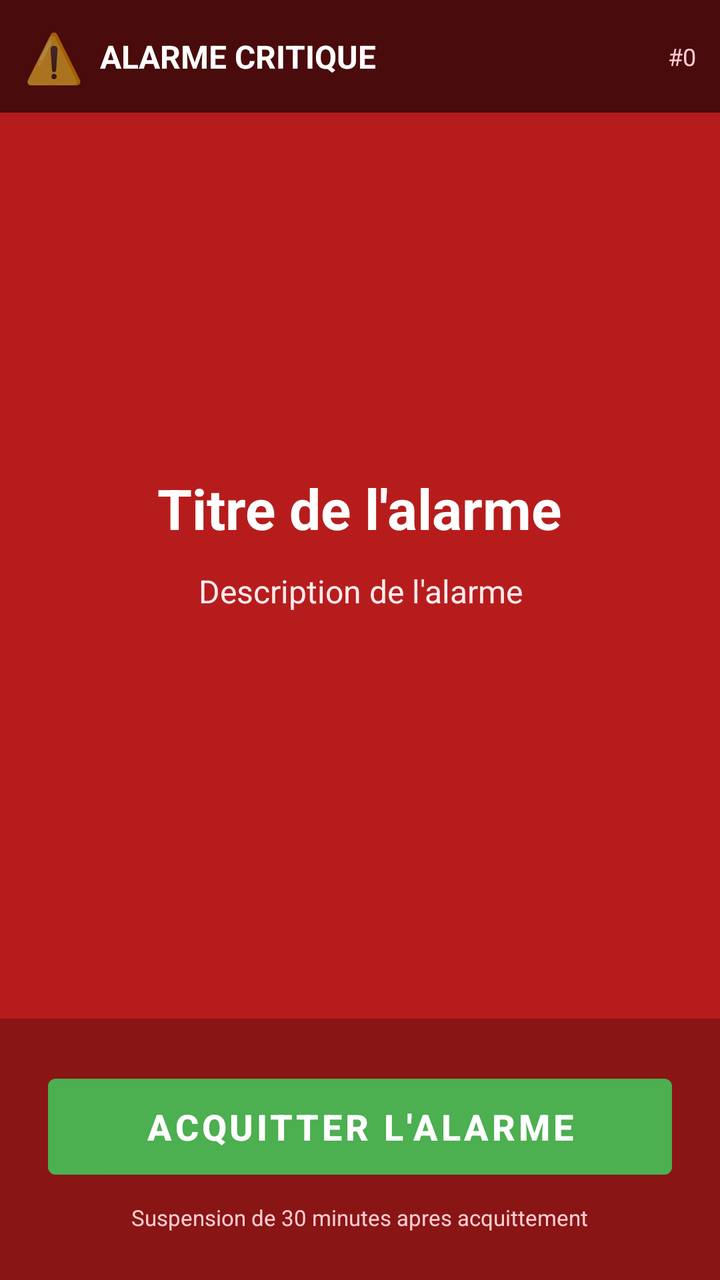
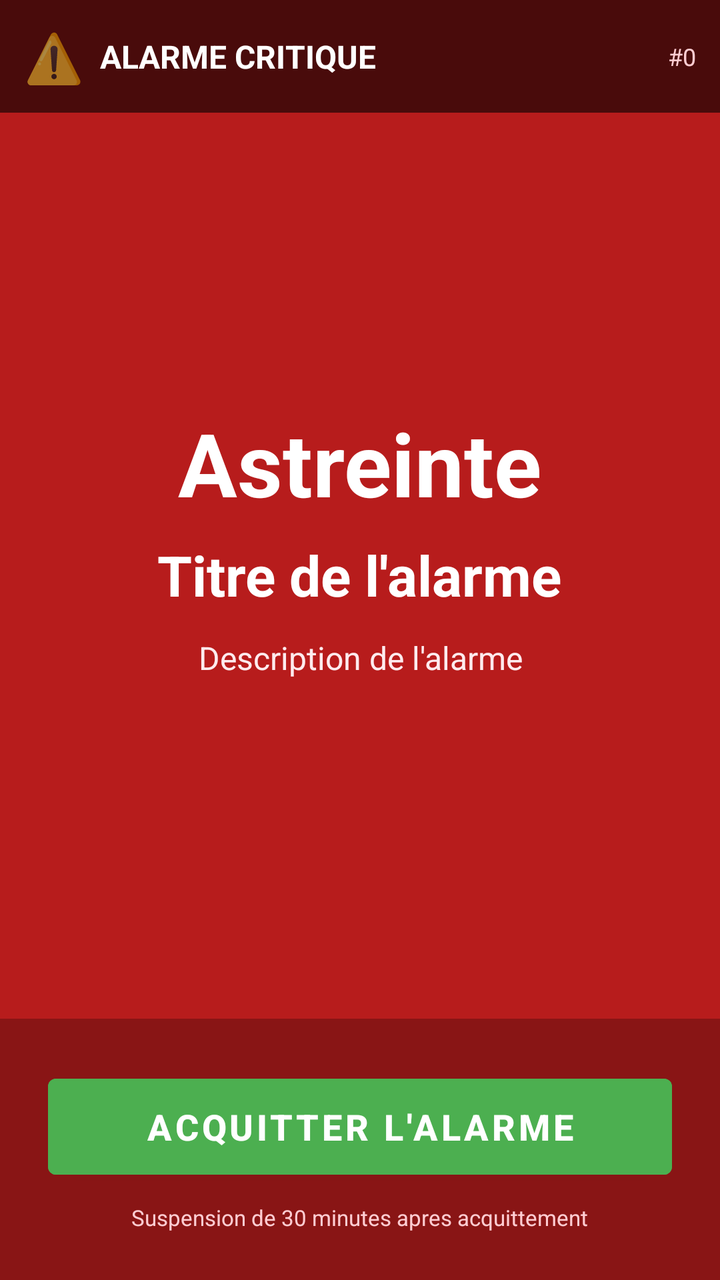

Screens rendered from an Android XML layout before and after an edit, with the pre-edit source and the edit as a unified diff.
<!-- AndroidManifest.xml: application theme Theme.AlarmeMurgat -->
<!-- res/layout/activity_alarm.xml -->
<?xml version="1.0" encoding="utf-8"?>
<FrameLayout xmlns:android="http://schemas.android.com/apk/res/android"
    android:id="@+id/alarmRoot"
    android:layout_width="match_parent"
    android:layout_height="match_parent"
    android:background="#B71C1C">

    <LinearLayout
        android:layout_width="match_parent"
        android:layout_height="match_parent"
        android:orientation="vertical"
        android:gravity="center_horizontal">

        
        <LinearLayout
            android:id="@+id/topBar"
            android:layout_width="match_parent"
            android:layout_height="wrap_content"
            android:orientation="horizontal"
            android:gravity="center_vertical"
            android:background="#99000000"
            android:padding="12dp">

            <TextView
                android:id="@+id/alarmIcon"
                android:layout_width="wrap_content"
                android:layout_height="wrap_content"
                android:text="&#x26A0;&#xFE0F;"
                android:textSize="24sp"
                android:layout_marginEnd="8dp" />

            <TextView
                android:layout_width="0dp"
                android:layout_height="wrap_content"
                android:layout_weight="1"
                android:text="ALARME CRITIQUE"
                android:textSize="16sp"
                android:textColor="#FFFFFF"
                android:textStyle="bold" />

            <TextView
                android:id="@+id/alarmId"
                android:layout_width="wrap_content"
                android:layout_height="wrap_content"
                android:text="#0"
                android:textSize="12sp"
                android:textColor="#FFCDD2" />
        </LinearLayout>

        
        <LinearLayout
            android:layout_width="match_parent"
            android:layout_height="0dp"
            android:layout_weight="1"
            android:orientation="vertical"
            android:gravity="center"
            android:padding="32dp">

            <TextView
                android:id="@+id/alarmTitle"
                android:layout_width="wrap_content"
                android:layout_height="wrap_content"
                android:text="Titre de l'alarme"
                android:textSize="28sp"
                android:textColor="#FFFFFF"
                android:textStyle="bold"
                android:textAlignment="center"
                android:layout_marginBottom="12dp" />

            <TextView
                android:id="@+id/alarmMessage"
                android:layout_width="wrap_content"
                android:layout_height="wrap_content"
                android:text="Description de l'alarme"
                android:textSize="16sp"
                android:textColor="#FFEBEE"
                android:textAlignment="center"
                android:layout_marginBottom="24dp" />

            
            <LinearLayout
                android:id="@+id/ackConfirmation"
                android:layout_width="wrap_content"
                android:layout_height="wrap_content"
                android:orientation="vertical"
                android:gravity="center"
                android:visibility="gone">

                <com.alarm.critical.view.ArcTimerView
                    android:id="@+id/ackArcTimer"
                    android:layout_width="120dp"
                    android:layout_height="120dp"
                    android:layout_marginBottom="16dp" />

                <TextView
                    android:id="@+id/ackStatusText"
                    android:layout_width="wrap_content"
                    android:layout_height="wrap_content"
                    android:text="Acquittee"
                    android:textSize="20sp"
                    android:textColor="#FFFFFF"
                    android:textStyle="bold"
                    android:layout_marginBottom="16dp" />

                <Button
                    android:id="@+id/backToDashboard"
                    android:layout_width="wrap_content"
                    android:layout_height="42dp"
                    android:text="Retour au dashboard"
                    android:backgroundTint="#FFFFFF"
                    android:textColor="#1a1a2e"
                    android:textSize="14sp"
                    android:textStyle="bold"
                    android:paddingStart="24dp"
                    android:paddingEnd="24dp" />
            </LinearLayout>
        </LinearLayout>

        
        <LinearLayout
            android:id="@+id/bottomSection"
            android:layout_width="match_parent"
            android:layout_height="wrap_content"
            android:orientation="vertical"
            android:gravity="center"
            android:padding="24dp"
            android:background="#40000000">

            <Button
                android:id="@+id/ackButton"
                android:layout_width="match_parent"
                android:layout_height="60dp"
                android:text="ACQUITTER L'ALARME"
                android:contentDescription="ACKNOWLEDGE_ALARM"
                android:backgroundTint="#4CAF50"
                android:textColor="#FFFFFF"
                android:textSize="18sp"
                android:textStyle="bold" />

            <TextView
                android:id="@+id/ackHint"
                android:layout_width="wrap_content"
                android:layout_height="wrap_content"
                android:text="Suspension de 30 minutes apres acquittement"
                android:textSize="11sp"
                android:textColor="#FFCDD2"
                android:layout_marginTop="8dp" />
        </LinearLayout>

    </LinearLayout>
</FrameLayout>
<!-- resources referenced by this layout -->
<resources>
  <style name="Theme.AlarmeMurgat" parent="Theme.MaterialComponents.DayNight.NoActionBar">
          <item name="colorPrimary">#D32F2F</item>
          <item name="colorPrimaryVariant">#B71C1C</item>
          <item name="colorOnPrimary">#FFFFFF</item>
          <item name="colorSecondary">#FF5722</item>
          <item name="colorOnSecondary">#FFFFFF</item>
          <item name="android:statusBarColor">#B71C1C</item>
      </style>
</resources>

<!-- the commit's change to res/layout/activity_alarm.xml (unified diff, before → after) -->
@@ -55,6 +55,27 @@
             android:orientation="vertical"
             android:gravity="center"
             android:padding="32dp">
+
+            
+            <TextView
+                android:id="@+id/alarmSite"
+                android:layout_width="wrap_content"
+                android:layout_height="wrap_content"
+                android:text="Astreinte"
+                android:textSize="44sp"
+                android:textColor="#FFFFFF"
+                android:textStyle="bold"
+                android:textAlignment="center"
+                android:layout_marginBottom="8dp" />
+
+            
+            <LinearLayout
+                android:id="@+id/alarmList"
+                android:layout_width="match_parent"
+                android:layout_height="wrap_content"
+                android:orientation="vertical"
+                android:visibility="gone"
+                android:layout_marginBottom="16dp" />
 
             <TextView
                 android:id="@+id/alarmTitle"
